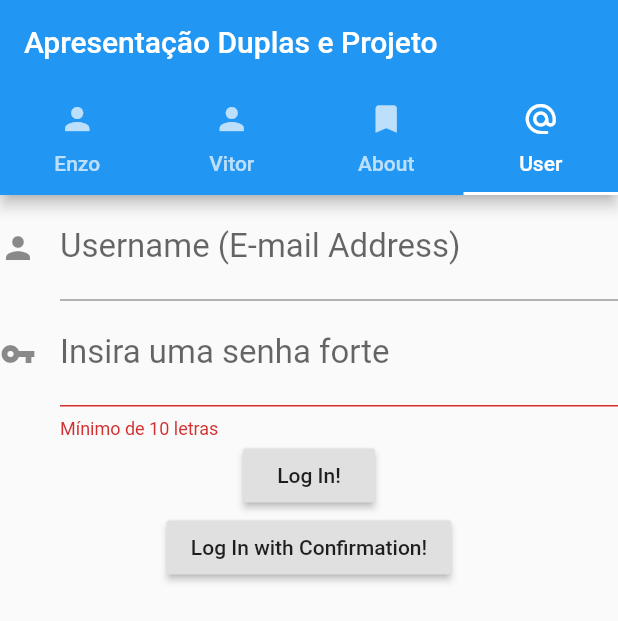
After one commit to vitorKogawa/SI700, a Flutter app: the screen it shows after launch, tab 4 chosen, after a tap on "Log In!", after a tap on "Log In with Confirmation!", on a phone screen of 412 x 824 dp. The commit adds this screen. Shown: the top 621 px of the screen. Run offline on Flutter 3.47's test engine with Material 2 defaults, Android fonts, the phone set to English and light mode, and no system bars.

Commit message:
login feito, mas com problemas em resolver a checkbox

```diff
--- /dev/null
+++ b/entrega03/exercicio03/lib/userdata/login.dart
@@ -0,0 +1,13 @@
+// It´s necessary to create a Class about the Login
+
+class LoginData {
+  String username;
+  String password;
+  bool passed = false;
+
+  // função que pegará os dados
+  catchData() {
+    print("Username: $username");
+    print("Password: $password");
+  }
+}
--- a/entrega03/exercicio03/lib/view/tab_bar_layout.dart
+++ b/entrega03/exercicio03/lib/view/tab_bar_layout.dart
@@ -6,6 +6,7 @@ import 'package:flutter/material.dart';
 import 'package:exercicio03/view/tela1/tela_01.dart';
 import 'package:exercicio03/view/tela2/tela_02.dart';
 import 'package:exercicio03/view/tela3/tela_03.dart';
+import 'package:exercicio03/view/tela4/tela_04.dart';
 
 class MyTabBar extends StatelessWidget {
   @override
@@ -14,25 +15,30 @@ class MyTabBar extends StatelessWidget {
     return MaterialApp(
         theme: ThemeData(primarySwatch: Colors.blue),
         home: DefaultTabController(
-          length: 3, // dividir a navegação em 3 partes
+          length: 4, // dividir a navegação em 3 partes
           initialIndex: 0,
           child: Scaffold(
             appBar: AppBar(
               title: Text("Apresentação Duplas e Projeto"),
               bottom: TabBar(
+                isScrollable: false,
                 // definir as telas
                 tabs: [
                   Tab(
-                    child: Text('Enzo Fuji'),
+                    child: Text('Enzo'),
                     icon: Icon(Icons.person),
                   ),
                   Tab(
-                    child: Text('Vitor Roberto'),
+                    child: Text('Vitor'),
                     icon: Icon(Icons.person),
                   ),
                   Tab(
-                    child: Text('Project'),
+                    child: Text('About'),
                     icon: Icon(Icons.bookmark),
+                  ),
+                  Tab(
+                    child: Text('User'),
+                    icon: Icon(Icons.alternate_email_rounded),
                   )
                 ],
               ),
@@ -42,6 +48,7 @@ class MyTabBar extends StatelessWidget {
                 FirstView(),
                 SecondView(),
                 ThirdView(),
+                FourthView(),
               ],
             ),
           ),
--- a/entrega03/exercicio03/lib/view/tela1/tela_01.dart
+++ b/entrega03/exercicio03/lib/view/tela1/tela_01.dart
@@ -31,7 +31,7 @@ Widget enzoScreen() {
         Text("Enzo Juniti Fujimoto",
             textAlign: TextAlign.justify,
             style: TextStyle(
-                fontSize: 40,
+                fontSize: 30,
                 fontWeight: FontWeight.bold,
                 letterSpacing: 2,
                 color: Colors.blueAccent)),
--- /dev/null
+++ b/entrega03/exercicio03/lib/view/tela4/tela_04.dart
@@ -0,0 +1,162 @@
+// Creation fourth screen
+import 'package:flutter/material.dart';
+import 'package:exercicio03/userdata/login.dart';
+import 'package:exercicio03/userdata/complete.dart';
+
+class FourthView extends StatelessWidget {
+  final GlobalKey<FormState> formKey = new GlobalKey<FormState>();
+  final LoginData loginData = new LoginData();
+
+  @override
+  Widget build(BuildContext context) {
+    return Center(
+      child: Container(
+        child: Form(
+          key: formKey,
+          child: Column(
+            children: [
+              // identificar cada funcionalidade parada usuário/senha
+              usernameForm(),
+              passwordForm(),
+              submitButton(),
+              submitButtonConfirmation()
+            ],
+          ),
+        ),
+      ),
+    );
+  }
+
+  Widget usernameForm() {
+    var textFormField = TextFormField(
+      style: TextStyle(fontSize: 22),
+      keyboardType: TextInputType.emailAddress,
+      validator: (String inValue) {
+        if (inValue.length == 0) {
+          print("Please, type a new username.");
+        }
+        return null;
+      },
+      onSaved: (String inValue) {
+        loginData.username = inValue;
+      },
+      decoration: InputDecoration(
+          //errorStyle: TextStyle(color: Colors.black, fontSize: 15),
+          icon: Icon(Icons.person),
+          hintText: "user@servidor.com",
+          labelText: "Username (E-mail Address)"),
+    );
+    return textFormField;
+  }
+
+  Widget passwordForm() {
+    return TextFormField(
+      style: TextStyle(fontSize: 22),
+      obscureText: true,
+      validator: (String inValue) {
+        if (inValue.length < 10) {
+          return "Mínimo de 10 letras";
+        }
+        return null;
+      },
+      onSaved: (String inValue) {
+        loginData.password = inValue;
+      },
+      decoration: InputDecoration(
+          icon: Icon(Icons.vpn_key), labelText: "Insira uma senha forte"),
+    );
+  }
+
+  Widget submitButton() {
+    // ignore: deprecated_member_use
+    return RaisedButton(
+      child: Text("Log In!"),
+      onPressed: () {
+        if (formKey.currentState.validate()) {
+          formKey.currentState.save();
+          loginData.catchData();
+        }
+      },
+    );
+  }
+
+  Widget submitButtonConfirmation() {
+    // ignore: deprecated_member_use
+    return RaisedButton(
+      child: Text("Log In with Confirmation!"),
+      onPressed: () async {
+        if (formKey.currentState.validate()) {
+          await showDialog(
+              context: formKey.currentContext,
+              builder: (_) => generateConfirmationDialog(),
+              barrierDismissible: false);
+          if (loginData.passed) {
+            formKey.currentState.save();
+            loginData.catchData();
+            loginData.passed = false;
+          }
+        }
+      },
+    );
+  }
+
+  Widget generateConfirmationDialog() {
+    return AlertDialog(
+      title: Text("Confirmação necessária"),
+      content: Text("Você gostaria de salvar?"),
+      actions: [
+        // ignore: deprecated_member_use
+        FlatButton(
+          child: Text("Sim"),
+          onPressed: () {
+            loginData.passed = true;
+            Navigator.of(formKey.currentContext).pop();
+          },
+        ),
+        // ignore: deprecated_member_use
+        FlatButton(
+          child: Text("Não"),
+          onPressed: () {
+            loginData.passed = false;
+            Navigator.of(formKey.currentContext).pop();
+          },
+        ),
+      ],
+      backgroundColor: Colors.white,
+      elevation: 30,
+      //shape: CircleBorder()
+    );
+  }
+}
+
+Widget onecheck() {
+  return Row(
+    children: [
+      Flexible(
+          child: Text(
+        "Aceitar as políticas do aplicativo",
+        style: TextStyle(
+            fontFamily: 'Times New Roman',
+            fontSize: 20,
+            fontWeight: FontWeight.normal,
+            color: Colors.black),
+      )),
+      Row(
+        children: [
+          myCheckbox(),
+        ],
+      )
+    ],
+  );
+}
+
+Widget myCheckbox() {
+  return Checkbox(
+    value: completeForm.checkBoxValue,
+    onChanged: (bool value) {
+      setState(() {
+        completeForm.checkBoxValue = value;
+      });
+    },
+  );
+}
```
Also changed, not shown: entrega03/exercicio03/lib/userdata/complete.dart (added, +21 -0 lines).
